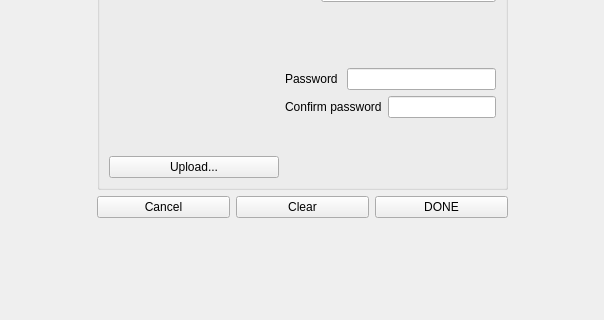
First picture: the form in Client/signup.ui, repository PolitoTeam/Scriba, before the edit; both pictures show x 0 to 604 and y 172 to 492 of the 604 by 492 pixel window.
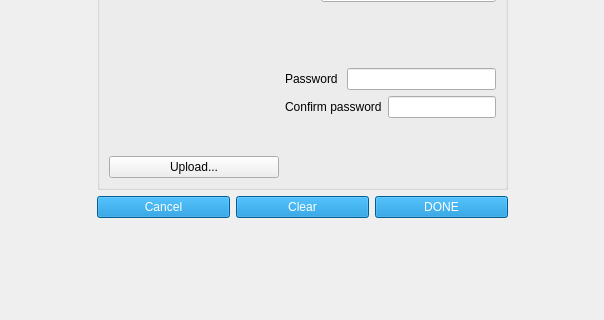
Second picture: the form after the edit.

Commit message:
Set fixed window size for GUI
And update visualization in general.

```diff
--- a/Client/signup.ui
+++ b/Client/signup.ui
@@ -226,6 +226,11 @@
      </item>
      <item row="3" column="4" rowspan="2">
       <widget class="QPushButton" name="pushButtonSignup">
+       <property name="styleSheet">
+        <string notr="true">color: rgb(255, 255, 255);
+border-color: rgb(33, 190, 43);
+background-color: rgb(0, 131, 206);</string>
+       </property>
        <property name="text">
         <string>DONE</string>
        </property>
@@ -239,6 +244,11 @@
      </item>
      <item row="3" column="3" rowspan="2">
       <widget class="QPushButton" name="pushButtonClear">
+       <property name="styleSheet">
+        <string notr="true">color: rgb(255, 255, 255);
+border-color: rgb(33, 190, 43);
+background-color: rgb(0, 131, 206);</string>
+       </property>
        <property name="text">
         <string>Clear</string>
        </property>
@@ -252,6 +262,11 @@
      </item>
      <item row="3" column="2" rowspan="2">
       <widget class="QPushButton" name="pushButtonBackLogin">
+       <property name="styleSheet">
+        <string notr="true">color: rgb(255, 255, 255);
+border-color: rgb(33, 190, 43);
+background-color: rgb(0, 131, 206);</string>
+       </property>
        <property name="text">
         <string>Cancel</string>
        </property>
```
The commit also changes 5 other files.
